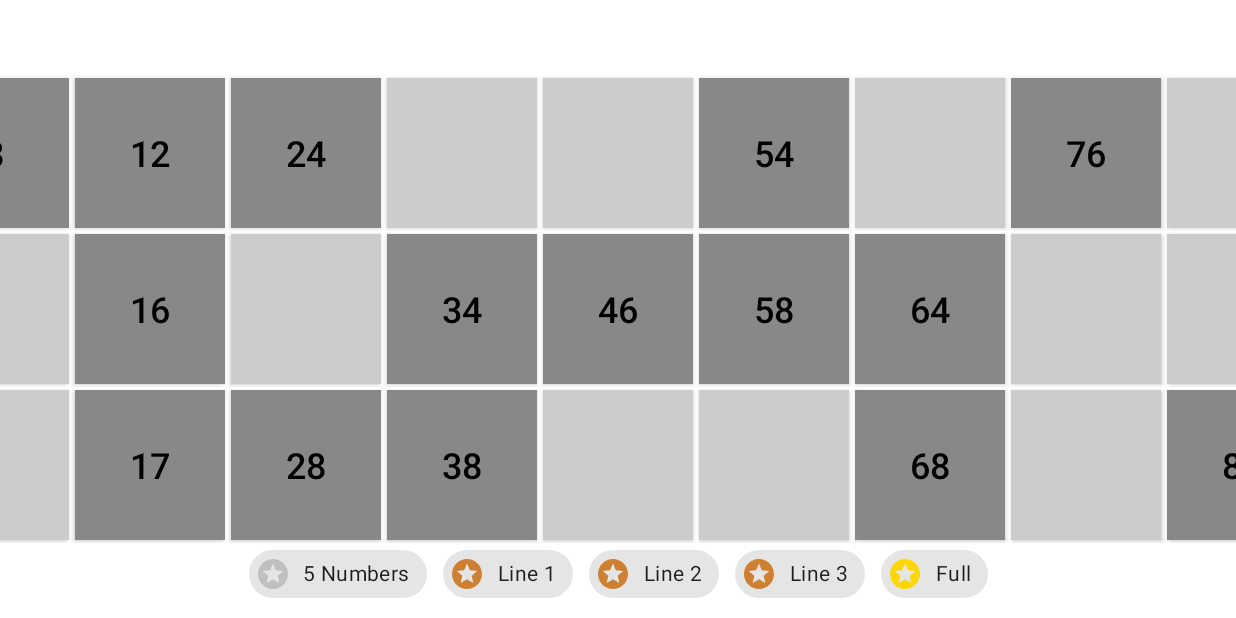
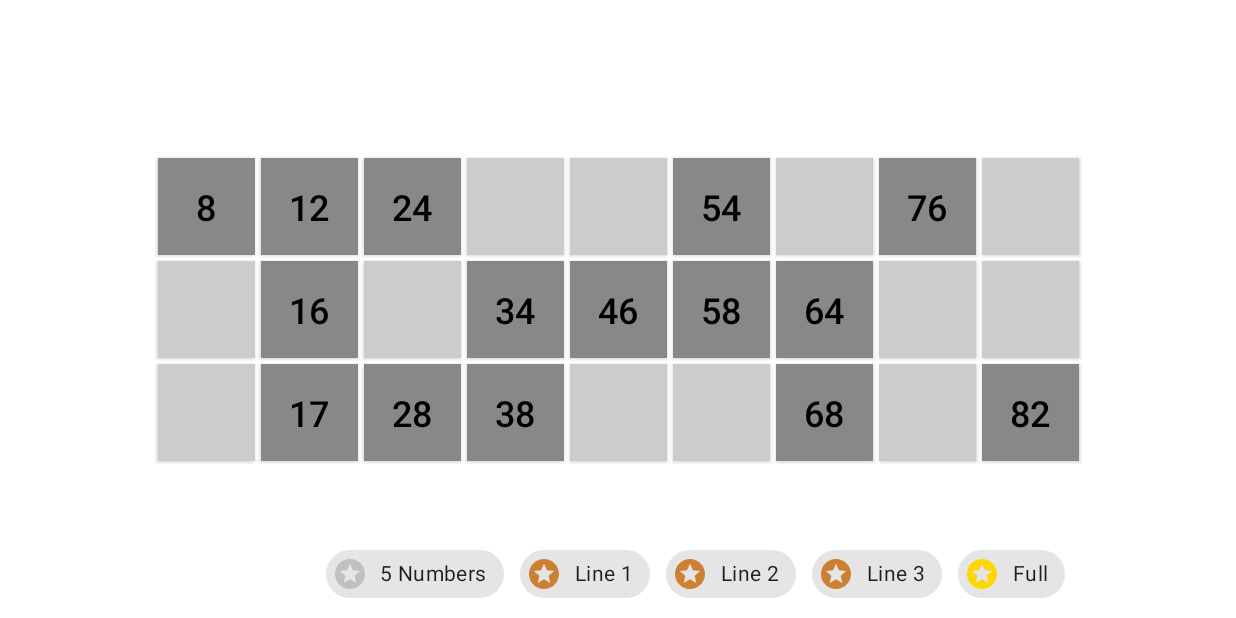
Before and after one commit to SalaSuresh/Housie, an Android app: the TicketGeneratorActivity screen opened directly, with no data from a screen before it, on a phone screen of 824 x 412 dp (held sideways). Run offline under Robolectric (Android 15) with nearby library versions, the phone set to English and light mode, and no system bars; our stand-ins replace AdMob, data binding; 1 statement that could not run was skipped.

Commit message:
Updated ticket size

```diff
--- a/app/src/main/java/com/example/myapplication/ticketgenerator/TicketGeneratorActivity.kt
+++ b/app/src/main/java/com/example/myapplication/ticketgenerator/TicketGeneratorActivity.kt
@@ -4,6 +4,7 @@ import android.graphics.Bitmap
 import android.graphics.Color
 import android.media.MediaPlayer
 import android.os.Bundle
+import android.util.DisplayMetrics
 import android.util.Log
 import android.view.Gravity
 import android.view.View
@@ -268,8 +269,8 @@ class TicketGeneratorActivity : AppCompatActivity(), OnClickListener {
         val column = LinearLayout(this)
         column.layoutParams =
             LinearLayout.LayoutParams(
-                LinearLayout.LayoutParams.MATCH_PARENT,
-                LinearLayout.LayoutParams.MATCH_PARENT
+                LinearLayout.LayoutParams.WRAP_CONTENT,
+                LinearLayout.LayoutParams.WRAP_CONTENT
             )
         column.orientation = VERTICAL
         column.gravity = Gravity.CENTER
@@ -316,7 +317,12 @@ class TicketGeneratorActivity : AppCompatActivity(), OnClickListener {
         if (text != "0") {
             button.setOnClickListener(this)
         }
-        val params = LinearLayout.LayoutParams(150, 150)
+
+        val metrics = DisplayMetrics()
+        getWindowManager().getDefaultDisplay().getMetrics(metrics);
+        val tileSize = getDPI(65 , metrics);
+
+        val params = LinearLayout.LayoutParams(tileSize, tileSize)
         params.setMargins(3, 3, 3, 3)
         button.layoutParams = params
         return button
@@ -459,4 +465,8 @@ class TicketGeneratorActivity : AppCompatActivity(), OnClickListener {
             }
         }
     }
+
+    private fun getDPI(size: Int, metrics: DisplayMetrics): Int {
+        return (size * metrics.densityDpi) / DisplayMetrics.DENSITY_DEFAULT
+    }
 }
--- a/app/src/main/res/layout/activity_ticket_generator.xml
+++ b/app/src/main/res/layout/activity_ticket_generator.xml
@@ -42,7 +42,7 @@
 
         <LinearLayout
             android:id="@+id/ticketLayout"
-            android:layout_width="match_parent"
+            android:layout_width="wrap_content"
             android:layout_height="wrap_content"
             android:orientation="horizontal"
             app:layout_constraintBottom_toBottomOf="parent"
```
